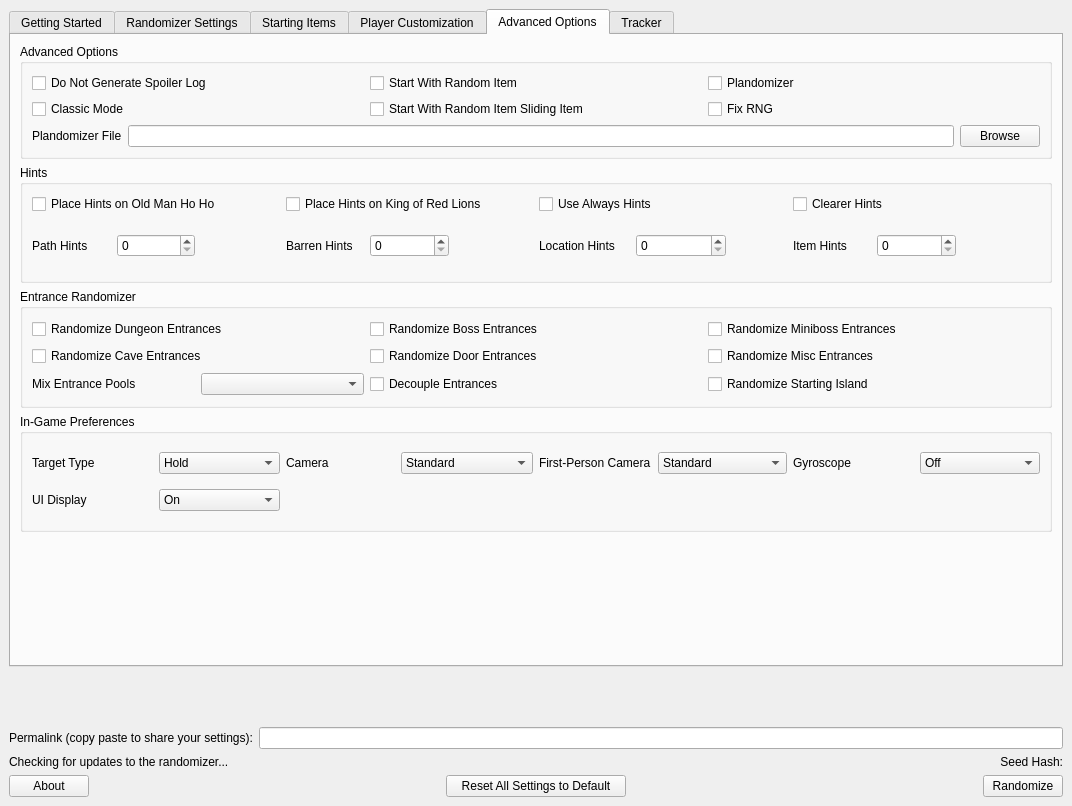
Above: gui/mainwindow.ui from SuperDude88/TWWHD-Randomizer before the change. Below: the same form after it.
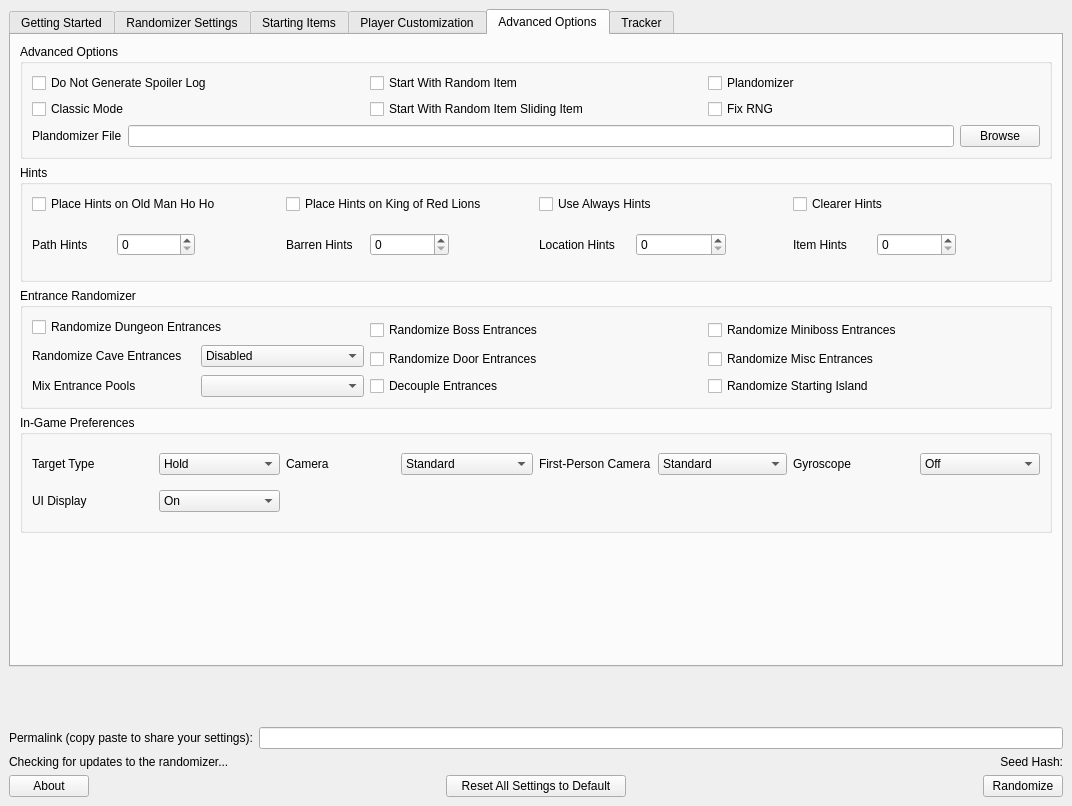
That is the form after the change. The open tabs and pages were chosen to show the change.

Commit message:
Great Fairy Entrances
- Allow great fairy entrances to be included with caves

```diff
--- a/gui/mainwindow.ui
+++ b/gui/mainwindow.ui
@@ -34,8 +34,8 @@
         <rect>
          <x>0</x>
          <y>0</y>
-         <width>1048</width>
-         <height>623</height>
+         <width>1054</width>
+         <height>646</height>
         </rect>
        </property>
        <layout class="QVBoxLayout" name="verticalLayout_4">
@@ -1753,9 +1753,6 @@
                <string>Entrance Randomizer</string>
               </property>
               <layout class="QGridLayout" name="gridLayout_6">
-               <property name="sizeConstraint">
-                <enum>QLayout::SetNoConstraint</enum>
-               </property>
                <item row="0" column="0">
                 <widget class="QCheckBox" name="randomize_dungeon_entrances">
                  <property name="text">
@@ -1763,32 +1760,86 @@
                  </property>
                 </widget>
                </item>
-               <item row="0" column="1">
+               <item row="0" column="1" rowspan="2">
                 <widget class="QCheckBox" name="randomize_boss_entrances">
                  <property name="text">
                   <string>Randomize Boss Entrances</string>
                  </property>
                 </widget>
                </item>
+               <item row="0" column="2" rowspan="2">
+                <widget class="QCheckBox" name="randomize_miniboss_entrances">
+                 <property name="text">
+                  <string>Randomize Miniboss Entrances</string>
+                 </property>
+                </widget>
+               </item>
+               <item row="1" column="0" rowspan="2">
+                <layout class="QHBoxLayout" name="horizontalLayout_31">
+                 <item>
+                  <widget class="QLabel" name="label_for_randomize_cave_entrances">
+                   <property name="text">
+                    <string>Randomize Cave Entrances</string>
+                   </property>
+                  </widget>
+                 </item>
+                 <item>
+                  <widget class="QComboBox" name="randomize_cave_entrances">
+                   <property name="currentText">
+                    <string>Disabled</string>
+                   </property>
+                   <item>
+                    <property name="text">
+                     <string>Disabled</string>
+                    </property>
+                   </item>
+                   <item>
+                    <property name="text">
+                     <string>Caves</string>
+                    </property>
+                   </item>
+                   <item>
+                    <property name="text">
+                     <string>Caves and Fairies</string>
+                    </property>
+                   </item>
+                  </widget>
+                 </item>
+                </layout>
+               </item>
+               <item row="2" column="1">
+                <widget class="QCheckBox" name="randomize_door_entrances">
+                 <property name="text">
+                  <string>Randomize Door Entrances</string>
+                 </property>
+                </widget>
+               </item>
+               <item row="2" column="2">
+                <widget class="QCheckBox" name="randomize_misc_entrances">
+                 <property name="text">
+                  <string>Randomize Misc Entrances</string>
+                 </property>
+                </widget>
+               </item>
                <item row="3" column="0">
-                <layout class="QGridLayout" name="gridLayout_9">
-                 <item row="0" column="1">
-                  <widget class="QComboBox" name="mix_pools_combobox">
-                   <property name="sizePolicy">
-                    <sizepolicy hsizetype="Preferred" vsizetype="Fixed">
-                     <horstretch>0</horstretch>
-                     <verstretch>0</verstretch>
-                    </sizepolicy>
-                   </property>
-                  </widget>
-                 </item>
-                 <item row="0" column="0">
+                <layout class="QHBoxLayout" name="horizontalLayout_17">
+                 <item>
                   <widget class="QLabel" name="label_for_mix_pools_combobox">
                    <property name="text">
                     <string>Mix Entrance Pools</string>
                    </property>
                   </widget>
                  </item>
+                 <item>
+                  <widget class="QComboBox" name="mix_pools_combobox">
+                   <property name="sizePolicy">
+                    <sizepolicy hsizetype="Preferred" vsizetype="Fixed">
+                     <horstretch>0</horstretch>
+                     <verstretch>0</verstretch>
+                    </sizepolicy>
+                   </property>
+                  </widget>
+                 </item>
                 </layout>
                </item>
                <item row="3" column="1">
@@ -1805,34 +1856,6 @@
                  </property>
                 </widget>
                </item>
-               <item row="2" column="0">
-                <widget class="QCheckBox" name="randomize_cave_entrances">
-                 <property name="text">
-                  <string>Randomize Cave Entrances</string>
-                 </property>
-                </widget>
-               </item>
-               <item row="2" column="1">
-                <widget class="QCheckBox" name="randomize_door_entrances">
-                 <property name="text">
-                  <string>Randomize Door Entrances</string>
-                 </property>
-                </widget>
-               </item>
-               <item row="2" column="2">
-                <widget class="QCheckBox" name="randomize_misc_entrances">
-                 <property name="text">
-                  <string>Randomize Misc Entrances</string>
-                 </property>
-                </widget>
-               </item>
-               <item row="0" column="2">
-                <widget class="QCheckBox" name="randomize_miniboss_entrances">
-                 <property name="text">
-                  <string>Randomize Miniboss Entrances</string>
-                 </property>
-                </widget>
-               </item>
               </layout>
              </widget>
             </item>
```
Left out of the diff: 4 changed lines with no effect on the pictures. The commit also changes 14 other files.
